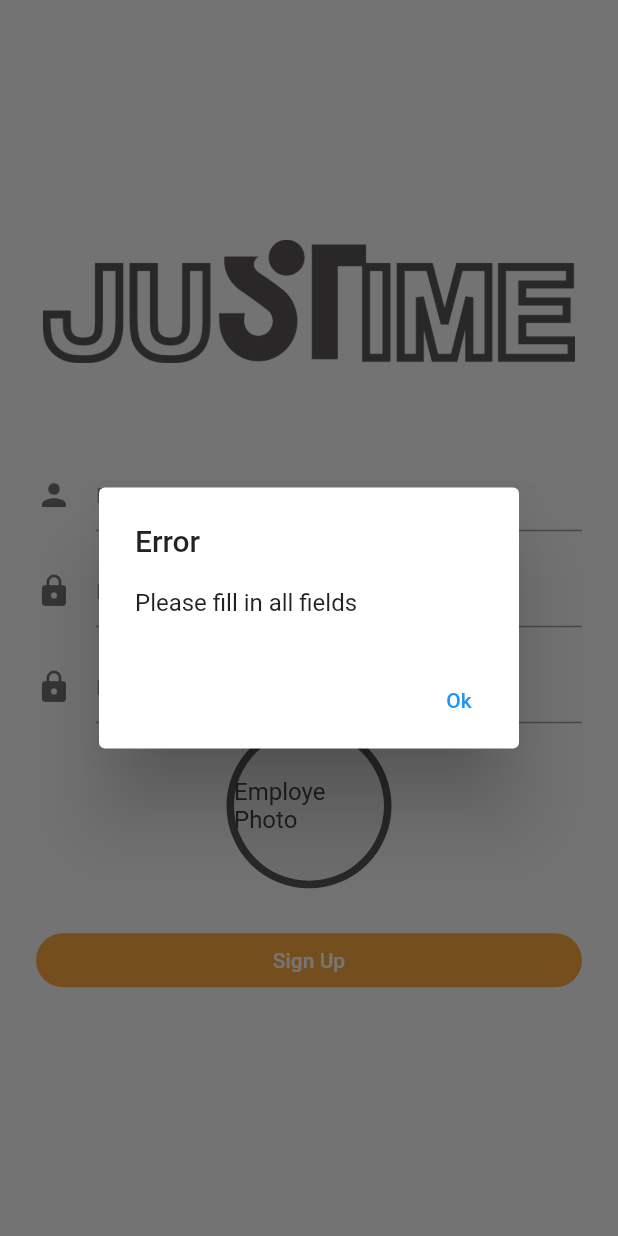
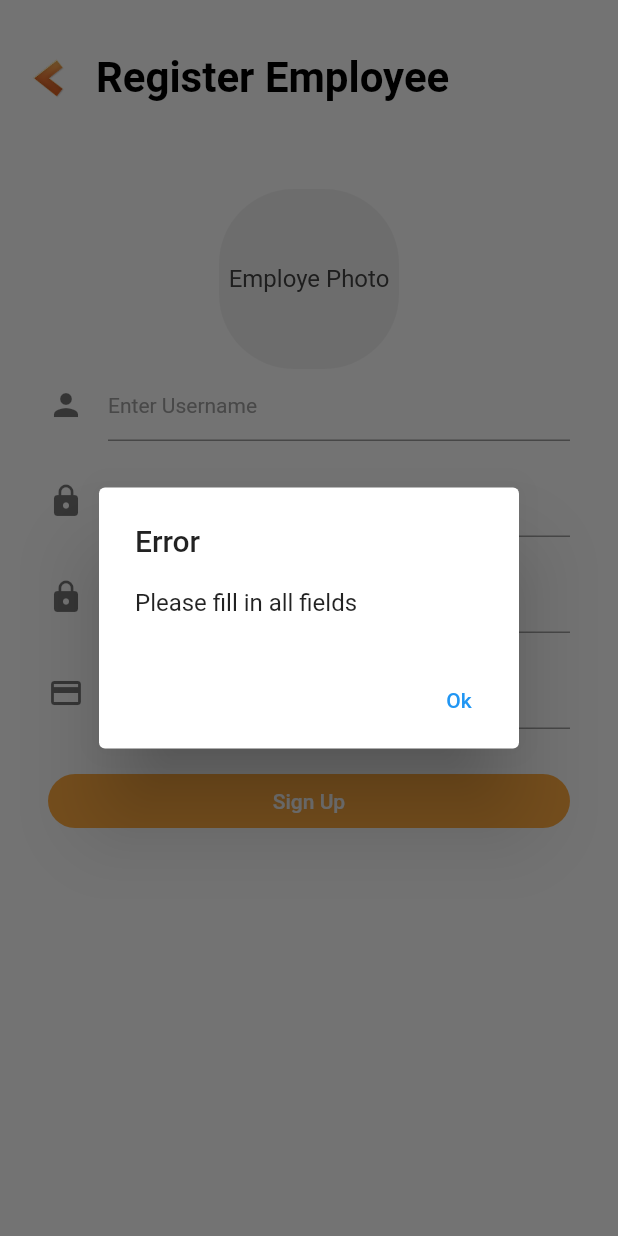
Before and after one commit to tanmaydewan/jt, a Flutter app: the EmployeRegistration screen opened directly, after a tap on "Sign Up", on a phone screen of 412 x 824 dp. Run offline on Flutter 3.47's test engine with Material 2 defaults, Android fonts, the light colour scheme and no system bars; our stand-ins replace flutter_mobx, geolocator, google_maps_flutter, image_picker, parse_server_sdk_flutter.

Commit message:
<"some bugs fixed">

```diff
--- a/lib/screens/employeeRegistration.dart
+++ b/lib/screens/employeeRegistration.dart
@@ -1,4 +1,5 @@
 import 'dart:convert';
+import 'dart:io';
 import 'package:http/http.dart' as http;
 import 'package:flutter/material.dart';
 import 'package:flutter_mobx/flutter_mobx.dart';
@@ -22,7 +23,7 @@ class _EmployeRegistration extends State<EmployeRegistration> {
   final controllerUsername = TextEditingController();
 
   final controllerPassword = TextEditingController();
-
+  final controllerAdharNumber = TextEditingController();
   final controllerEmail = TextEditingController();
   String encodedImage = "";
   var _isLoading;
@@ -45,8 +46,48 @@ class _EmployeRegistration extends State<EmployeRegistration> {
     return Scaffold(
       primary: true,
       appBar: EmptyAppBar(),
-      body: _buildBody(),
+      body: _buildFirstBody(),
     );
+  }
+
+  Widget _buildFirstBody() {
+    return SingleChildScrollView(
+        child: Row(children: <Widget>[
+      Expanded(
+          child: Padding(
+              padding:
+                  const EdgeInsets.symmetric(horizontal: 8.0, vertical: 28.0),
+              child: Column(
+                mainAxisSize: MainAxisSize.min,
+                crossAxisAlignment: CrossAxisAlignment.stretch,
+                mainAxisAlignment: MainAxisAlignment.start,
+                children: <Widget>[
+                  // SizedBox(height: 24.0),
+                  Row(
+                      crossAxisAlignment: CrossAxisAlignment.center,
+                      mainAxisAlignment: MainAxisAlignment.start,
+                      children: [
+                        IconButton(
+                            onPressed: () => _backPressed(),
+                            icon: Image.asset(
+                              "assets/back_icon.png",
+                              height: 40,
+                              width: 40,
+                            )),
+                        SizedBox(
+                          width: 8,
+                        ),
+                        Text("Register Employee",
+                            textAlign: TextAlign.center,
+                            textScaleFactor: 2.0,
+                            style: TextStyle(
+                                color: Colors.black,
+                                fontWeight: FontWeight.bold))
+                      ]),
+                  _buildBody(),
+                ],
+              ))),
+    ]));
   }
 
   Widget _buildBody() {
@@ -81,17 +122,34 @@ class _EmployeRegistration extends State<EmployeRegistration> {
           crossAxisAlignment: CrossAxisAlignment.stretch,
           mainAxisAlignment: MainAxisAlignment.center,
           children: <Widget>[
-            AppIconWidget(image: 'assets/ic_logo.png'),
-            SizedBox(height: 64.0),
+            // AppIconWidget(image: 'assets/ic_logo.png'),
+            SizedBox(height: 50.0),
+            _buildImage(),
             _buildUserName(),
             _buildUserEmail(),
             _buildPasswordField(),
-            _buildImage(),
+            _buildAdhaarNumber(),
             SizedBox(height: 24.0),
             _buildSignInButton()
           ],
         ),
       ),
+    );
+  }
+
+  Widget _buildAdhaarNumber() {
+    return Observer(
+      builder: (context) {
+        return TextFieldWidget(
+          hint: 'Enter Aadhar Number',
+          inputType: TextInputType.emailAddress,
+          padding: EdgeInsets.only(top: 16.0),
+          icon: Icons.credit_card,
+          iconColor: Colors.black54,
+          textController: controllerAdharNumber,
+          errorText: null,
+        );
+      },
     );
   }
 
@@ -107,25 +165,25 @@ class _EmployeRegistration extends State<EmployeRegistration> {
                   getImage();
                 },
                 child: CircleAvatar(
-                  radius: 55,
+                  radius: 60,
                   backgroundColor: kColour,
                   child: _image != null
                       ? ClipRRect(
                           borderRadius: BorderRadius.circular(50),
-                          // child: Image.file(
-                          //   // File(_image!.path),
-                          //   File(_imageCamera!, _image!.path),
-                          //   width: 100,
-                          //   height: 100,
-                          //   fit: BoxFit.fitHeight,
-                          // ),
+                          child: Image.file(
+                            // File(_image!.path),
+                            File(_image!.path),
+                            width: 100,
+                            height: 100,
+                            fit: BoxFit.fitHeight,
+                          ),
                         )
                       : Container(
                           decoration: BoxDecoration(
                               color: Colors.grey[200],
                               borderRadius: BorderRadius.circular(50)),
-                          width: 100,
-                          height: 100,
+                          width: 120,
+                          height: 120,
                           child: Center(
                               child: Text(
                             "Employe Photo",
@@ -253,7 +311,11 @@ class _EmployeRegistration extends State<EmployeRegistration> {
     var username = controllerUsername.text.trim();
     var email = controllerEmail.text.trim();
     var password = controllerPassword.text.trim();
-    if (email.length == 0 || password.length == 0 || username.length == 0) {
+    var adharNumber = controllerAdharNumber.text.trim();
+    if (email.length == 0 ||
+        password.length == 0 ||
+        username.length == 0 ||
+        adharNumber.length == 0) {
       return false;
     }
     return true;
@@ -264,20 +326,14 @@ class _EmployeRegistration extends State<EmployeRegistration> {
     final username = controllerUsername.text.trim();
     final email = controllerEmail.text.trim();
     final password = controllerPassword.text.trim();
+    final adharNumber = controllerAdharNumber.text.trim();
 
-    final user = ParseUser.createUser(username, password, email);
-    final regImage = ParseObject('_User')..set('profileImg', imageUrl);
+    var user = ParseUser.createUser(username, password, email);
+    user..set('profileImg', imageUrl)..set("adhaarNumber", adharNumber);
 
-    final ParseResponse parseResponse = await regImage.save();
+    // final ParseResponse parseResponse = await regImage.save();
 
     var response = await user.save();
-
-    if (parseResponse.success) {
-      print("image saved");
-      // _navigateToNextScreen(context);
-    } else {
-      print(response.error);
-    }
     if (response.success) {
       // AlertDialog(
       //   title: const Text('Successfull'),
@@ -301,14 +357,11 @@ class _EmployeRegistration extends State<EmployeRegistration> {
   Future getImage() async {
     final image = await ImagePicker()
         .pickImage(source: ImageSource.gallery, imageQuality: 30);
-    final imageCamera = await ImagePicker()
-        .pickImage(source: ImageSource.camera, imageQuality: 30);
     var res = await uploadImage(image!.path);
     print(res);
     setState(() {
       _selectedImageUrls = res;
       _image = image;
-      _imageCamera = imageCamera;
     });
     // var file = await _downloadFile(url);
   }
@@ -331,6 +384,10 @@ class _EmployeRegistration extends State<EmployeRegistration> {
     }
   }
 
+  void _backPressed() {
+    Navigator.of(context).pop();
+  }
+
   void _navigateToNextScreen(BuildContext context) {
     Navigator.of(context)
         .push(MaterialPageRoute(builder: (context) => HomeScreen()));
```
Also changed, not shown: lib/resources/server_call.dart (+10 -9 lines), lib/screens/registration_Screen.dart (+34 -4 lines), 3 other files.
